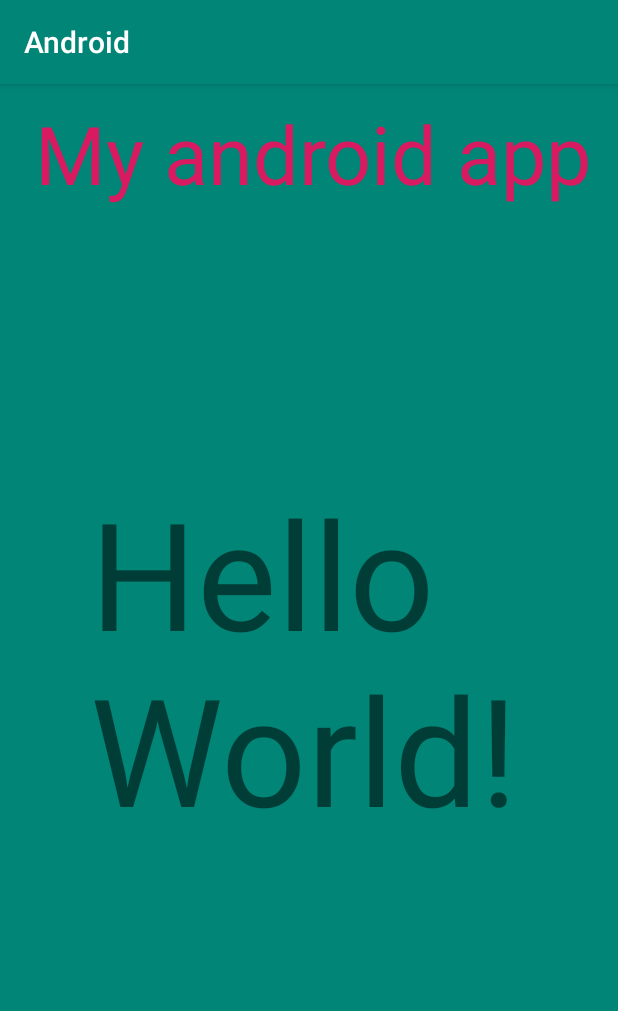
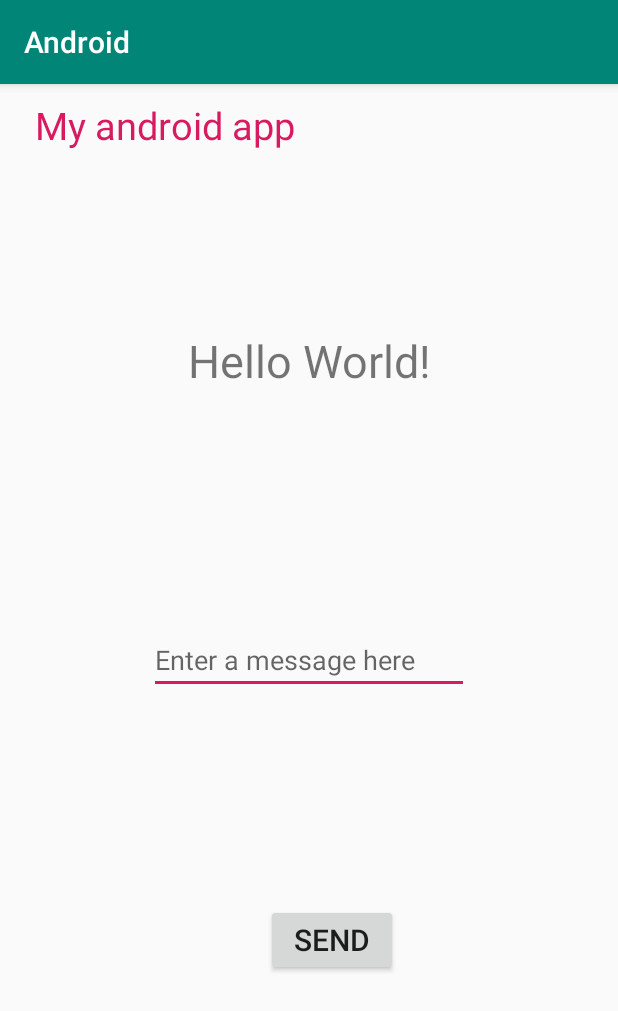
Before and after one commit to Elinah555/Android, an Android app: the screen it shows after launch (MainActivity), on a phone screen of 412 x 824 dp. Shown: the top 1011 px of the screen. Run offline under Robolectric (Android 15) with nearby library versions, the phone set to English and light mode, and no system bars.

Commit message:
second assignment

```diff
--- a/app/src/main/AndroidManifest.xml
+++ b/app/src/main/AndroidManifest.xml
@@ -9,6 +9,7 @@
         android:roundIcon="@mipmap/ic_launcher_round"
         android:supportsRtl="true"
         android:theme="@style/AppTheme">
+        <activity android:name=".DisplayMessageActivity"></activity>
         <activity android:name=".MainActivity">
             <intent-filter>
                 <action android:name="android.intent.action.MAIN" />
--- a/app/src/main/res/layout/activity_main.xml
+++ b/app/src/main/res/layout/activity_main.xml
@@ -4,28 +4,62 @@
     xmlns:tools="http://schemas.android.com/tools"
     android:layout_width="match_parent"
     android:layout_height="match_parent"
-    android:background="@color/colorPrimary"
+
     tools:context=".MainActivity">
     <TextView
         android:layout_width="match_parent"
         android:layout_height="wrap_content"
-        android:textSize="54dp"
+        android:layout_marginStart="13dp"
         android:padding="10dp"
+        android:text="My android app"
         android:textColor="@color/colorAccent"
-        android:layout_marginLeft="13dp"
-        android:background="@color/colorPrimary"
-        android:text="My android app"
+        android:textSize="25dp"
         tools:ignore="MissingConstraints" />
 
     <TextView
-        android:layout_width="wrap_content"
+        android:id="@+id/textView"
+        android:layout_width="match_parent"
         android:layout_height="wrap_content"
-        android:textSize="100dp"
-        android:padding="60dp"
+        android:layout_marginBottom="399dp"
+        android:padding="58dp"
         android:text="Hello World!"
+        android:textAlignment="center"
+        android:textSize="30dp"
         app:layout_constraintBottom_toBottomOf="parent"
         app:layout_constraintLeft_toLeftOf="parent"
         app:layout_constraintRight_toRightOf="parent"
         app:layout_constraintTop_toTopOf="parent" />
 
+
+    <EditText
+        android:id="@+id/message"
+        android:layout_width="wrap_content"
+        android:layout_height="wrap_content"
+        android:ems="10"
+        android:inputType="textPersonName"
+
+        android:hint="Enter a message here"
+        tools:layout_editor_absoluteX="92dp"
+        tools:layout_editor_absoluteY="309dp"
+        app:layout_constraintBottom_toBottomOf="parent"
+        app:layout_constraintLeft_toLeftOf="parent"
+        app:layout_constraintRight_toRightOf="parent"
+        app:layout_constraintTop_toTopOf="parent"/>
+
+    <Button
+        android:id="@+id/sendButton"
+        android:layout_width="wrap_content"
+        android:layout_height="wrap_content"
+        android:layout_marginTop="140dp"
+        android:onClick="sendMessage"
+        android:text="Send"
+        android:textSize="20dp"
+        app:layout_constraintBottom_toBottomOf="parent"
+        app:layout_constraintEnd_toEndOf="parent"
+        app:layout_constraintHorizontal_bias="0.547"
+        app:layout_constraintStart_toStartOf="parent"
+        app:layout_constraintTop_toBottomOf="@+id/message"
+        app:layout_constraintVertical_bias="0.0" />
+
+
 </androidx.constraintlayout.widget.ConstraintLayout>
```
Also changed, not shown: app/src/main/java/com/example/android/DisplayMessageActivity.java (added, +25 -0 lines), app/src/main/java/com/example/android/MainActivity.java (+14 -0 lines), app/src/main/res/layout/activity_display_message.xml (added, +34 -0 lines).
